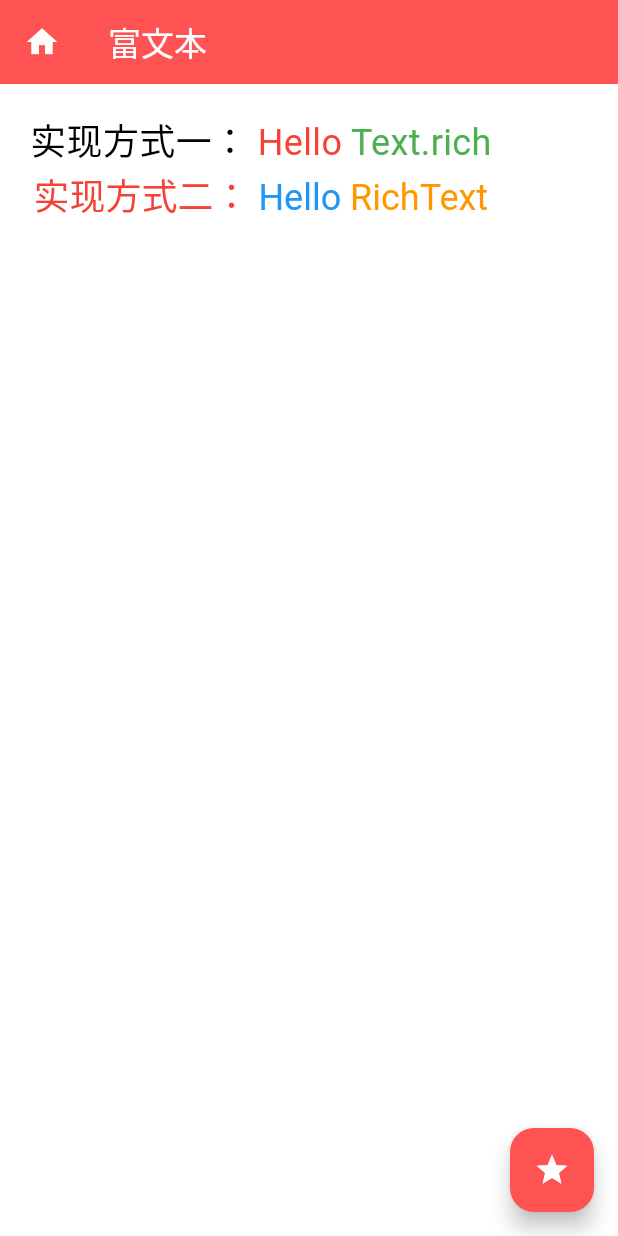
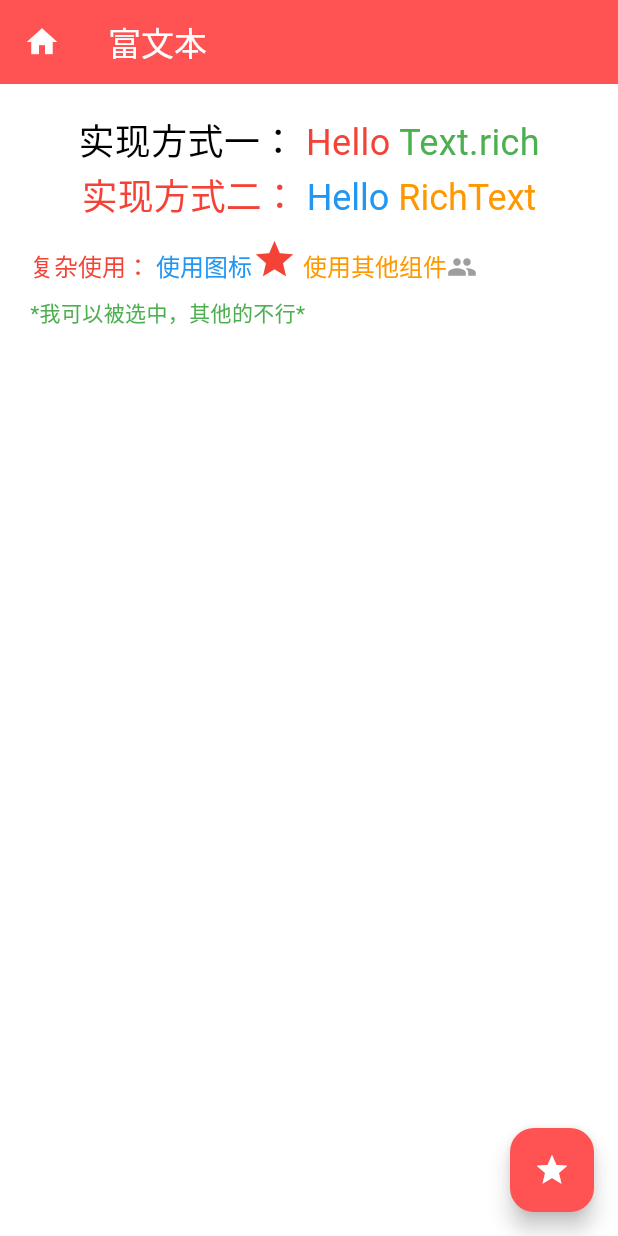
Before and after one commit to Keekuun/hello_flutter, a Flutter app: the RichTextDemo screen opened by its route, on a phone screen of 412 x 824 dp. Run offline on Flutter 3.47's test engine with Material 3 defaults, Android fonts, the light colour scheme and no system bars; our stand-ins replace flutter_hooks.

Commit message:
feat: update RichTextDemo

```diff
--- a/lib/widgets/rich_text.dart
+++ b/lib/widgets/rich_text.dart
@@ -21,6 +21,38 @@
             TextSpan(text: ' Hello', style: TextStyle(color: Colors.blue)),
             TextSpan(text: ' RichText', style: TextStyle(color: Colors.orange)),
           ])),
+      const SizedBox(
+        height: 10,
+      ),
+      RichText(
+          text: const TextSpan(
+              text: '复杂使用：',
+              style: TextStyle(color: Colors.red, fontSize: 16),
+              children: [
+            TextSpan(text: ' 使用图标', style: TextStyle(color: Colors.blue)),
+            WidgetSpan(
+                child: Icon(
+              Icons.star,
+              size: 30,
+              color: Colors.red,
+            )),
+            TextSpan(text: ' 使用其他组件', style: TextStyle(color: Colors.orange)),
+            WidgetSpan(
+                child: Icon(
+              Icons.people,
+              size: 20,
+              color: Colors.grey,
+            )),
+            WidgetSpan(
+                child: SelectableText('*我可以被选中，其他的不行*',
+                    style: TextStyle(color: Colors.green))),
+            WidgetSpan(
+                child: Icon(
+              Icons.ac_unit_outlined,
+              size: 30,
+              color: Colors.white60,
+            ))
+          ])),
     ]);
   }
 }
```
